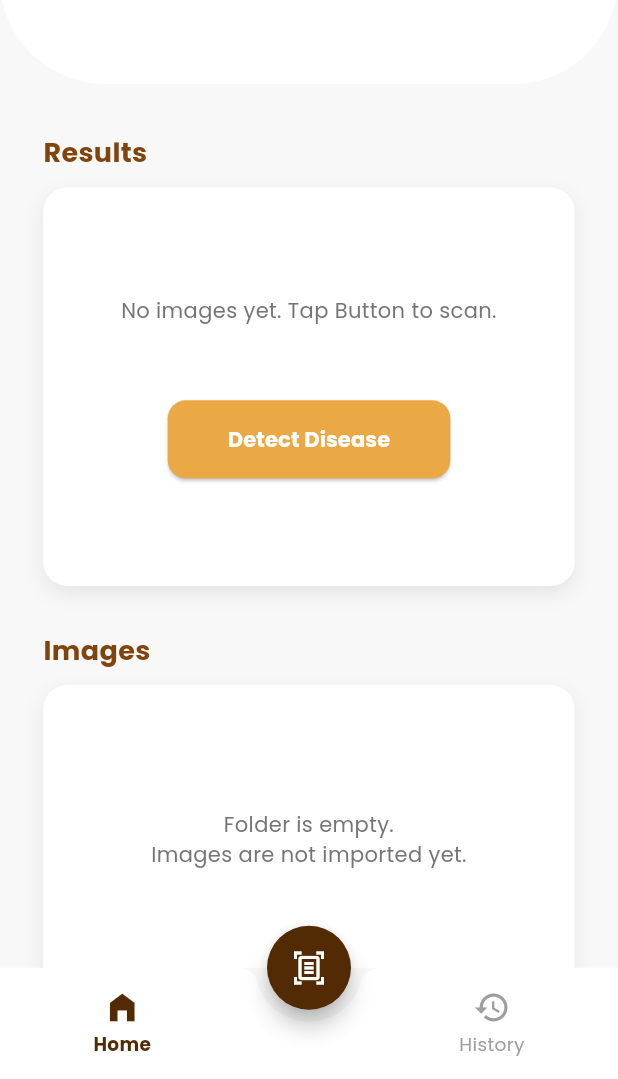
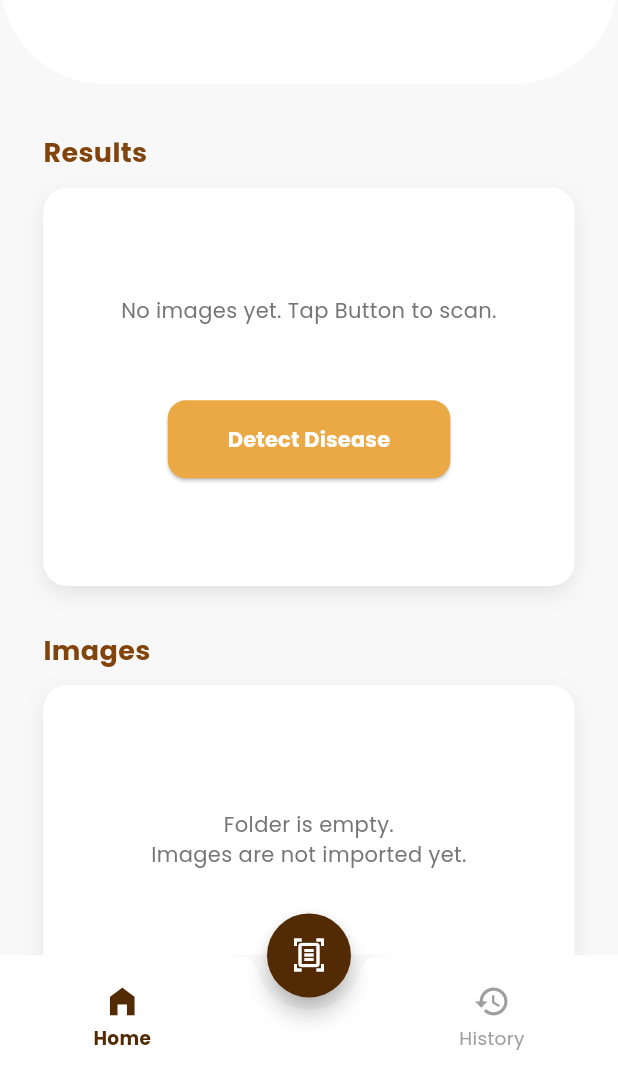
Before and after one commit to justnico69/CAPSTONE1, a Flutter app: the HomePage screen opened directly, on a phone screen of 412 x 824 dp, the part 157-1236 px from its top. Run offline on Flutter 3.47's test engine with Material 3 defaults, Android fonts, the phone set to English and light mode, and no system bars; our stand-ins replace google_fonts, permission_handler.

Commit message:
Update home_page.dart

```diff
--- a/lib/home_page.dart
+++ b/lib/home_page.dart
@@ -217,7 +217,7 @@ class HomePage extends StatelessWidget {
       notchMargin: 8.0,
       color: Colors.white,
       elevation: 10.0,
-      height: screenHeight * 0.09, // <-- RESPONSIVE CHANGE (e.g., 8.5% of screen height)
+      height: screenHeight * 0.1,
       child: Row(
         mainAxisAlignment: MainAxisAlignment.spaceAround,
         children: <Widget>[
@@ -225,15 +225,15 @@ class HomePage extends StatelessWidget {
             icon: Icons.home_filled,
             label: "Home",
             isSelected: true,
-            screenWidth: screenWidth, // Pass screenWidth to the helper
+            screenWidth: screenWidth,
           ),
-          // 2. Make the spacing proportional to the screen width
-          SizedBox(width: screenWidth * 0.05), // <-- RESPONSIVE CHANGE
+
+          SizedBox(width: screenWidth * 0.05),
           _buildBottomNavItem(
             icon: Icons.history,
             label: "History",
             isSelected: false,
-            screenWidth: screenWidth, // Pass screenWidth to the helper
+            screenWidth: screenWidth,
           ),
         ],
       ),
```
